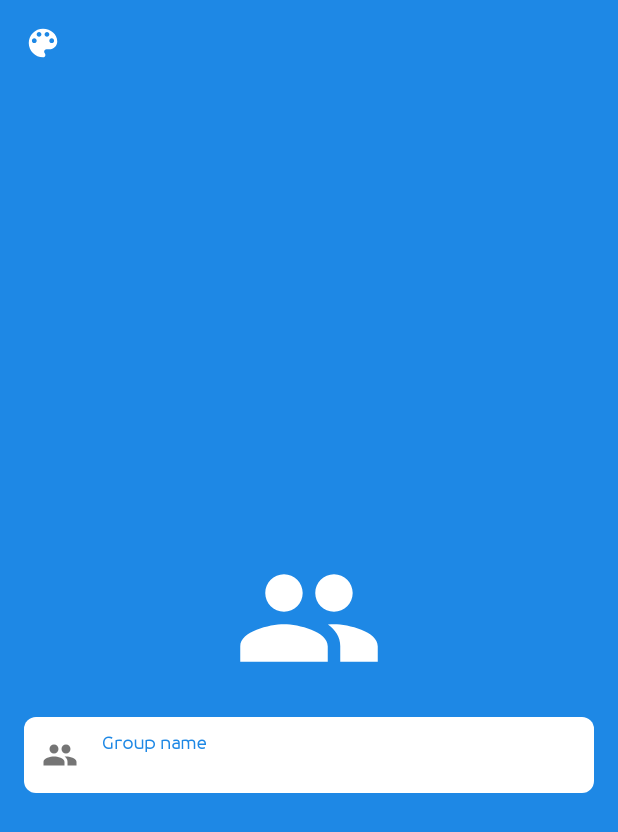
After one commit to AgelousisDev/Payments, an Android app: the layout activity_group.xml on its own in the app's theme, with its tools: preview values and no code run, on a phone screen of 412 x 824 dp. The commit adds this screen. Shown: the top 832 px of the screen. Run offline under Robolectric (Android 15) with nearby library versions, the phone set to English and light mode, and no system bars.

Commit message:
Monthly Fees
Activity added to add new Groups with colors

```diff
--- a/app/src/main/AndroidManifest.xml
+++ b/app/src/main/AndroidManifest.xml
@@ -19,11 +19,13 @@
                 <category android:name="android.intent.category.LAUNCHER" />
             </intent-filter>
         </activity>
-
         <activity
             android:name=".main.MainActivity"
             android:label="@string/app_name"
-            android:theme="@style/MainAppTheme"/>
+            android:theme="@style/MainAppTheme" />
+        <activity
+            android:name=".group.GroupActivity"
+            android:theme="@style/GroupAppTheme"/>
     </application>
 
 </manifest>
--- a/app/src/main/java/com/agelousis/monthlyfees/database/SQLiteHelper.kt
+++ b/app/src/main/java/com/agelousis/monthlyfees/database/SQLiteHelper.kt
@@ -25,6 +25,7 @@ class SQLiteHelper(context: Context) : SQLiteOpenHelper(context, DB_NAME, null,
 
         // Groups Table Columns
         const val GROUP_NAME = "group_name"
+        const val COLOR = "color"
 
         // Persons Table Columns
         const val GROUP_ID = "group_id"
@@ -57,7 +58,7 @@ class SQLiteHelper(context: Context) : SQLiteOpenHelper(context, DB_NAME, null,
 
         //Creating groups table query
         private const val GROUPS_TABLE_CREATION_QUERY = "CREATE TABLE $GROUPS_TABLE_NAME($ID INTEGER PRIMARY KEY AUTOINCREMENT, " +
-                "$USER_ID INTEGER, $GROUP_NAME TEXT);"
+                "$USER_ID INTEGER, $GROUP_NAME TEXT, $COLOR INTEGER);"
 
         //Creating persons group query
         private const val PERSONS_TABLE_CREATION_QUERY = "CREATE TABLE $PERSONS_TABLE_NAME($ID INTEGER PRIMARY KEY AUTOINCREMENT, " +
--- /dev/null
+++ b/app/src/main/java/com/agelousis/monthlyfees/group/presenter/GroupActivityPresenter.kt
@@ -0,0 +1,6 @@
+package com.agelousis.monthlyfees.group.presenter
+
+interface GroupActivityPresenter {
+    fun onColorPalette()
+    fun onGroupAdd()
+}
--- a/app/src/main/java/com/agelousis/monthlyfees/main/ui/payments/models/PersonModel.kt
+++ b/app/src/main/java/com/agelousis/monthlyfees/main/ui/payments/models/PersonModel.kt
@@ -20,13 +20,12 @@ data class PersonModel(val paymentId: Int? = null,
                        val email: String?,
                        val active: Boolean?,
                        val free: Boolean?,
-                       val payments: List<PaymentAmountModel>?
+                       val payments: List<PaymentAmountModel>?,
+                       val groupColor: Int? = null
 ): Parcelable {
     val totalPaymentAmount: Double?
         get() = payments?.mapNotNull { it.paymentAmount }?.sum()
     @IgnoredOnParcel var showLine = true
-
-    @IgnoredOnParcel var headerFrameBackgroundColor: Int? = null
 
     fun getCommunicationData(context: Context): String {
         return ifLet(phone, email) {
--- /dev/null
+++ b/app/src/main/res/drawable/ic_color_lens.xml
@@ -0,0 +1,9 @@
+<vector xmlns:android="http://schemas.android.com/apk/res/android"
+    android:width="24dp"
+    android:height="24dp"
+    android:viewportWidth="24"
+    android:viewportHeight="24">
+  <path
+      android:fillColor="@color/white"
+      android:pathData="M12,3c-4.97,0 -9,4.03 -9,9s4.03,9 9,9c0.83,0 1.5,-0.67 1.5,-1.5 0,-0.39 -0.15,-0.74 -0.39,-1.01 -0.23,-0.26 -0.38,-0.61 -0.38,-0.99 0,-0.83 0.67,-1.5 1.5,-1.5L16,16c2.76,0 5,-2.24 5,-5 0,-4.42 -4.03,-8 -9,-8zM6.5,12c-0.83,0 -1.5,-0.67 -1.5,-1.5S5.67,9 6.5,9 8,9.67 8,10.5 7.33,12 6.5,12zM9.5,8C8.67,8 8,7.33 8,6.5S8.67,5 9.5,5s1.5,0.67 1.5,1.5S10.33,8 9.5,8zM14.5,8c-0.83,0 -1.5,-0.67 -1.5,-1.5S13.67,5 14.5,5s1.5,0.67 1.5,1.5S15.33,8 14.5,8zM17.5,12c-0.83,0 -1.5,-0.67 -1.5,-1.5S16.67,9 17.5,9s1.5,0.67 1.5,1.5 -0.67,1.5 -1.5,1.5z"/>
+</vector>
--- /dev/null
+++ b/app/src/main/res/layout/activity_group.xml
@@ -0,0 +1,94 @@
+<?xml version="1.0" encoding="utf-8"?>
+<layout>
+    <data>
+        <variable
+            name="presenter"
+            type="com.agelousis.monthlyfees.group.presenter.GroupActivityPresenter" />
+    </data>
+<androidx.constraintlayout.widget.ConstraintLayout
+    xmlns:android="http://schemas.android.com/apk/res/android"
+    xmlns:app="http://schemas.android.com/apk/res-auto"
+    xmlns:tools="http://schemas.android.com/tools"
+    android:layout_width="match_parent"
+    android:layout_height="match_parent"
+    android:background="@color/colorAccent"
+    tools:context=".group.GroupActivity"
+    android:animateLayoutChanges="true"
+    android:id="@+id/rootLayout">
+
+    <androidx.appcompat.widget.AppCompatImageView
+        android:layout_width="25dp"
+        android:layout_height="25dp"
+        android:layout_margin="@dimen/activity_horizontal_margin"
+        android:clickable="true"
+        android:focusable="true"
+        android:background="?attr/selectableItemBackgroundBorderless"
+        android:onClick="@{() -> presenter.onColorPalette()}"
+        app:layout_constraintStart_toStartOf="parent"
+        app:layout_constraintTop_toTopOf="parent"
+        app:srcCompat="@drawable/ic_color_lens" />
+
+    <androidx.appcompat.widget.AppCompatImageView
+        android:id="@+id/addGroupButton"
+        android:layout_width="25dp"
+        android:layout_height="25dp"
+        android:layout_margin="@dimen/activity_horizontal_margin"
+        android:clickable="true"
+        android:focusable="true"
+        android:background="?attr/selectableItemBackgroundBorderless"
+        android:onClick="@{() -> presenter.onGroupAdd()}"
+        android:visibility="gone"
+        app:srcCompat="@drawable/ic_check"
+        app:layout_constraintEnd_toEndOf="parent"
+        app:layout_constraintTop_toTopOf="parent" />
+
+    <androidx.appcompat.widget.AppCompatImageView
+        android:id="@+id/groupImageView"
+        android:layout_width="100dp"
+        android:layout_height="100dp"
+        android:clickable="true"
+        android:focusable="true"
+        android:background="?attr/selectableItemBackgroundBorderless"
+        app:layout_constraintBottom_toBottomOf="parent"
+        app:layout_constraintEnd_toEndOf="parent"
+        app:layout_constraintStart_toStartOf="parent"
+        app:layout_constraintTop_toTopOf="parent"
+        app:srcCompat="@drawable/ic_group"
+        app:tint="@color/white" />
+
+    <com.google.android.material.textfield.TextInputLayout
+        android:id="@+id/groupTextInputLayout"
+        style="@style/Widget.MaterialComponents.TextInputLayout.FilledBox"
+        android:layout_width="match_parent"
+        android:layout_height="wrap_content"
+        android:layout_margin="@dimen/activity_horizontal_margin"
+        android:hint="@string/key_group_name_label"
+        app:boxBackgroundColor="@color/white"
+        app:boxStrokeWidth="0dp"
+        app:boxStrokeWidthFocused="0dp"
+        app:startIconDrawable="@drawable/ic_group"
+        app:endIconMode="clear_text"
+        app:hintEnabled="true"
+        app:boxCornerRadiusTopStart="8dp"
+        app:boxCornerRadiusTopEnd="8dp"
+        app:boxCornerRadiusBottomStart="8dp"
+        app:boxCornerRadiusBottomEnd="8dp"
+        app:hintAnimationEnabled="true"
+        app:layout_constraintEnd_toEndOf="parent"
+        app:layout_constraintStart_toStartOf="parent"
+        app:layout_constraintTop_toBottomOf="@+id/groupImageView">
+
+        <com.google.android.material.textfield.TextInputEditText
+            android:id="@+id/groupField"
+            style="@style/TextViewTitleLabel"
+            android:layout_width="match_parent"
+            android:layout_height="wrap_content"
+            android:imeOptions="actionDone"
+            android:inputType="text"
+            android:singleLine="true"
+            android:maxLines="1"/>
+
+    </com.google.android.material.textfield.TextInputLayout>
+
+</androidx.constraintlayout.widget.ConstraintLayout>
+</layout>
--- a/app/src/main/res/layout/group_row_layout.xml
+++ b/app/src/main/res/layout/group_row_layout.xml
@@ -30,7 +30,7 @@
         android:fontFamily="@font/ubuntu_monospace"
         android:textStyle="bold"
         android:text="@{groupModel.groupName}"
-        android:textColor="@{(groupModel.groupHeaderColor != null) ? groupModel.groupHeaderColor : @color/grey}"
+        android:textColor="@{(groupModel.color != null) ? groupModel.color : @color/grey}"
         tools:text="Group 1"/>
 
     </LinearLayout>
--- a/app/src/main/res/layout/payment_row_layout.xml
+++ b/app/src/main/res/layout/payment_row_layout.xml
@@ -29,7 +29,7 @@
             android:layout_marginStart="@dimen/nav_header_vertical_spacing"
             android:elevation="8dp"
             android:background="@drawable/oval_background"
-            backgroundDrawableTintColor="@{personModel.headerFrameBackgroundColor}"
+            backgroundDrawableTintColor="@{personModel.groupColor}"
             app:layout_constraintStart_toStartOf="parent"
             app:layout_constraintTop_toTopOf="parent">
 
@@ -39,7 +39,7 @@
                 android:layout_height="match_parent"
                 android:gravity="center"
                 android:textStyle="normal"
-                android:textColor="@{ExtensionsKt.getGetContrastColor(personModel.headerFrameBackgroundColor)}"
+                android:textColor="@color/white"
                 android:text="@{String.valueOf(personModel.groupName.charAt(0)).toUpperCase()}"/>
 
         </FrameLayout>
@@ -66,7 +66,7 @@
             android:gravity="end"
             android:text="@{personModel.totalPaymentAmount != null ? ExtensionsKt.getEuroFormattedString(personModel.totalPaymentAmount) : @string/key_empty_field_label}"
             android:textSize="18sp"
-            android:textColor="@{personModel.headerFrameBackgroundColor}"
+            android:textColor="@{personModel.groupColor}"
             app:layout_constraintBottom_toBottomOf="parent"
             app:layout_constraintEnd_toEndOf="parent"
             app:layout_constraintTop_toTopOf="parent"
--- a/app/src/main/res/values-night/colors.xml
+++ b/app/src/main/res/values-night/colors.xml
@@ -10,4 +10,5 @@
     <color name="grey">#C3C3C3</color>
     <color name="red">#E57373</color>
     <color name="green">#31AD31</color>
+    <color name="black">#000000</color>
 </resources>
--- a/app/src/main/res/values/colors.xml
+++ b/app/src/main/res/values/colors.xml
@@ -10,4 +10,5 @@
     <color name="grey">#C3C3C3</color>
     <color name="red">#E57373</color>
     <color name="green">#31AD31</color>
+    <color name="black">#000000</color>
 </resources>
--- a/app/src/main/res/values/styles.xml
+++ b/app/src/main/res/values/styles.xml
@@ -20,6 +20,13 @@
         <item name="windowActionBar">false</item>
         <item name="windowNoTitle">true</item>
         <item name="android:windowLightStatusBar">true</item>
+    </style>
+
+    <style name="GroupAppTheme" parent="AppTheme">
+        <item name="colorPrimaryDark">@color/black</item>
+        <item name="android:navigationBarColor">@color/black</item>
+        <item name="android:windowLightStatusBar">false</item>
+        <item name="android:windowBackground">@color/black</item>
     </style>
 
     <!-- Alert Dialog -->
```
Also changed, not shown: app/src/main/java/com/agelousis/monthlyfees/database/DBManager.kt (+7 -3 lines), app/src/main/java/com/agelousis/monthlyfees/group/GroupActivity.kt (added, +97 -0 lines), app/src/main/java/com/agelousis/monthlyfees/main/MainActivity.kt (+8 -8 lines), app/src/main/java/com/agelousis/monthlyfees/main/ui/payments/PaymentsFragment.kt (+2 -14 lines), app/src/main/java/com/agelousis/monthlyfees/main/ui/payments/models/GroupModel.kt (+2 -5 lines), app/src/main/java/com/agelousis/monthlyfees/utils/extensions/Extensions.kt (+25 -12 lines).
